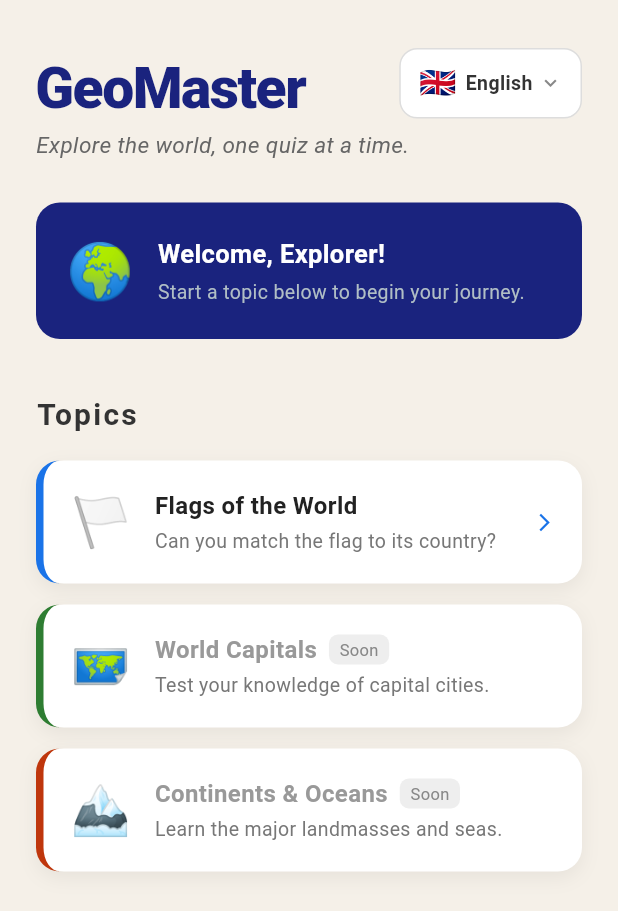
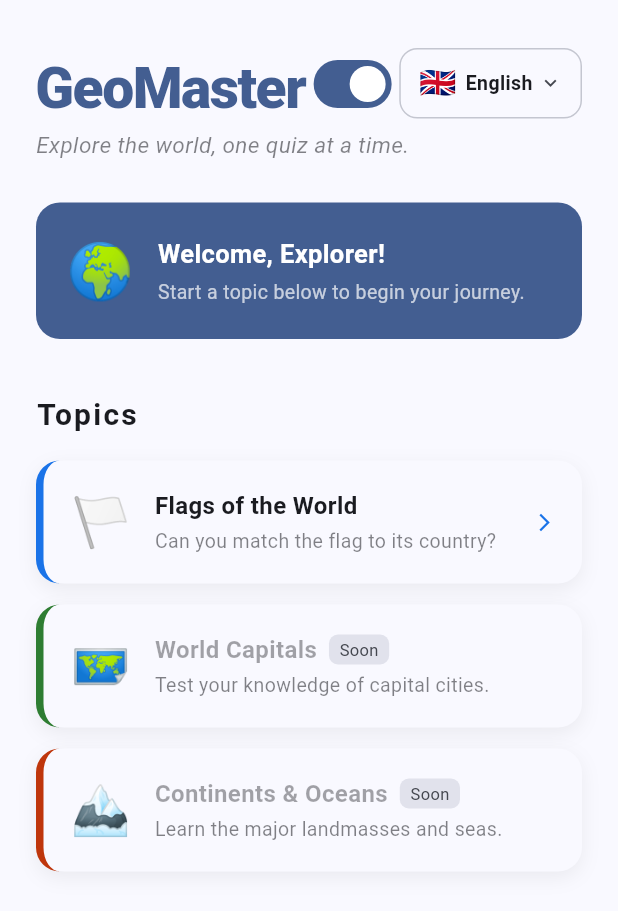
Before and after one commit to Thegeekeuhhhhhhh/GeoMaster, a Flutter app: the screen it shows after launch, on a phone screen of 412 x 824 dp. Shown: the top 911 px of the screen. Run offline on Flutter 3.47's test engine with Material 3 defaults, Android fonts, the phone set to English and light mode, and no system bars; our stand-ins replace shared_preferences; Roboto replaces fonts that are missing (Georgia).

Commit message:
fix(dark-theme): Added dark theme + Fixed answers display while working on flags

```diff
--- a/geo_master/lib/main.dart
+++ b/geo_master/lib/main.dart
@@ -16,8 +16,10 @@ class GeoMasterApp extends StatefulWidget {
 
 class _GeoMasterAppState extends State<GeoMasterApp> {
   AppLanguage _language = AppLanguage.english;
+  bool _theme = true;
 
   void _setLanguage(AppLanguage lang) => setState(() => _language = lang);
+  void _setTheme(bool theme) => setState(() => _theme = theme);
 
   @override
   Widget build(BuildContext context) {
@@ -32,9 +34,20 @@ class _GeoMasterAppState extends State<GeoMasterApp> {
         fontFamily: 'Georgia',
         useMaterial3: true,
       ),
+      darkTheme: ThemeData(
+        colorScheme: ColorScheme.fromSeed(
+          seedColor: const Color(0xFF1A73E8),
+          brightness: Brightness.dark,
+        ),
+        fontFamily: 'Georgia',
+        useMaterial3: true,
+      ),
+      themeMode: _theme ? ThemeMode.light : ThemeMode.dark,
       home: HomePage(
         currentLanguage: _language,
         onLanguageChanged: _setLanguage,
+        currentTheme: _theme,
+        onThemeChanged: _setTheme,
         l10n: AppStrings.of(_language),
       ),
     );
--- a/geo_master/lib/pages/home_page.dart
+++ b/geo_master/lib/pages/home_page.dart
@@ -8,38 +8,47 @@ import '../enums/app_language.dart';
 class HomePage extends StatelessWidget {
   final AppLanguage currentLanguage;
   final ValueChanged<AppLanguage> onLanguageChanged;
+  final bool currentTheme;
+  final ValueChanged<bool> onThemeChanged;
   final AppStrings l10n;
 
   const HomePage({
     super.key,
     required this.currentLanguage,
     required this.onLanguageChanged,
+    required this.currentTheme,
+    required this.onThemeChanged,
     required this.l10n,
   });
 
   @override
   Widget build(BuildContext context) {
+    final colorScheme = Theme.of(context).colorScheme;
+
     return Scaffold(
-      backgroundColor: const Color(0xFFF5F0E8),
+      backgroundColor: colorScheme.surface,
       body: SafeArea(
         child: SingleChildScrollView(
           padding: const EdgeInsets.symmetric(horizontal: 24, vertical: 32),
           child: Column(
             crossAxisAlignment: CrossAxisAlignment.start,
             children: [
-              // Header + language picker
               Row(
                 mainAxisAlignment: MainAxisAlignment.spaceBetween,
                 crossAxisAlignment: CrossAxisAlignment.start,
                 children: [
-                  const Text(
+                  Text(
                     'GeoMaster',
                     style: TextStyle(
                       fontSize: 38,
                       fontWeight: FontWeight.w900,
-                      color: Color(0xFF1A237E),
+                      color: colorScheme.primary,
                       letterSpacing: -1,
                     ),
+                  ),
+                  Switch(
+                    value: currentTheme,
+                    onChanged: (val) => onThemeChanged(val),
                   ),
                   LanguagePicker(
                     current: currentLanguage,
@@ -49,19 +58,19 @@ class HomePage extends StatelessWidget {
               ),
               Text(
                 l10n.tagline,
-                style: const TextStyle(
+                style: TextStyle(
                   fontSize: 15,
-                  color: Color(0xFF666666),
+                  color: colorScheme.onSurface.withOpacity(0.55),
                   fontStyle: FontStyle.italic,
                 ),
               ),
               const SizedBox(height: 28),
 
-              // Welcome
+              // Welcome banner
               Container(
                 padding: const EdgeInsets.all(20),
                 decoration: BoxDecoration(
-                  color: const Color(0xFF1A237E),
+                  color: colorScheme.primary,
                   borderRadius: BorderRadius.circular(16),
                 ),
                 child: Row(
@@ -74,8 +83,8 @@ class HomePage extends StatelessWidget {
                         children: [
                           Text(
                             l10n.welcomeTitle,
-                            style: const TextStyle(
-                              color: Colors.white,
+                            style: TextStyle(
+                              color: colorScheme.onPrimary,
                               fontSize: 17,
                               fontWeight: FontWeight.bold,
                             ),
@@ -83,8 +92,8 @@ class HomePage extends StatelessWidget {
                           const SizedBox(height: 4),
                           Text(
                             l10n.welcomeSubtitle,
-                            style: const TextStyle(
-                              color: Color(0xFFB0BEC5),
+                            style: TextStyle(
+                              color: colorScheme.onPrimary.withOpacity(0.7),
                               fontSize: 13,
                             ),
                           ),
@@ -98,11 +107,11 @@ class HomePage extends StatelessWidget {
 
               Text(
                 l10n.topicsHeader,
-                style: const TextStyle(
+                style: TextStyle(
                   fontSize: 20,
                   fontWeight: FontWeight.bold,
                   letterSpacing: 1.5,
-                  color: Color(0xFF333333),
+                  color: colorScheme.onSurface,
                 ),
               ),
               const SizedBox(height: 16),
--- a/geo_master/lib/widgets/language_picker.dart
+++ b/geo_master/lib/widgets/language_picker.dart
@@ -14,6 +14,8 @@ class LanguagePicker extends StatelessWidget {
 
   @override
   Widget build(BuildContext context) {
+    final colorScheme = Theme.of(context).colorScheme;
+
     return GestureDetector(
       onTap: () => showModalBottomSheet(
         context: context,
@@ -31,9 +33,9 @@ class LanguagePicker extends StatelessWidget {
       child: Container(
         padding: const EdgeInsets.symmetric(horizontal: 12, vertical: 8),
         decoration: BoxDecoration(
-          color: Colors.white,
+          color: colorScheme.surface,
           borderRadius: BorderRadius.circular(12),
-          border: Border.all(color: const Color(0xFFDDDDDD)),
+          border: Border.all(color: colorScheme.outlineVariant),
         ),
         child: Row(
           mainAxisSize: MainAxisSize.min,
@@ -42,14 +44,18 @@ class LanguagePicker extends StatelessWidget {
             const SizedBox(width: 6),
             Text(
               current.label,
-              style: const TextStyle(
+              style: TextStyle(
                 fontSize: 13,
                 fontWeight: FontWeight.w600,
-                color: Color(0xFF333333),
+                color: colorScheme.onSurface,
               ),
             ),
             const SizedBox(width: 4),
-            const Icon(Icons.expand_more, size: 16, color: Color(0xFF888888)),
+            Icon(
+              Icons.expand_more,
+              size: 16,
+              color: colorScheme.onSurfaceVariant,
+            ),
           ],
         ),
       ),
--- a/geo_master/lib/widgets/topic_card.dart
+++ b/geo_master/lib/widgets/topic_card.dart
@@ -22,17 +22,19 @@ class TopicCard extends StatelessWidget {
 
   @override
   Widget build(BuildContext context) {
+    final colorScheme = Theme.of(context).colorScheme;
+
     return GestureDetector(
       onTap: comingSoon ? null : onTap,
       child: Container(
         padding: const EdgeInsets.all(18),
         decoration: BoxDecoration(
-          color: Colors.white,
+          color: colorScheme.surface,
           borderRadius: BorderRadius.circular(16),
           border: Border(left: BorderSide(color: accentColor, width: 5)),
           boxShadow: [
             BoxShadow(
-              color: Colors.black.withOpacity(0.06),
+              color: colorScheme.shadow.withOpacity(0.06),
               blurRadius: 10,
               offset: const Offset(0, 4),
             ),
@@ -54,8 +56,8 @@ class TopicCard extends StatelessWidget {
                           fontSize: 16,
                           fontWeight: FontWeight.bold,
                           color: comingSoon
-                              ? const Color(0xFF999999)
-                              : const Color(0xFF222222),
+                              ? colorScheme.onSurface.withOpacity(0.4)
+                              : colorScheme.onSurface,
                         ),
                       ),
                       if (comingSoon) ...[
@@ -66,14 +68,14 @@ class TopicCard extends StatelessWidget {
                             vertical: 2,
                           ),
                           decoration: BoxDecoration(
-                            color: const Color(0xFFEEEEEE),
+                            color: colorScheme.surfaceVariant,
                             borderRadius: BorderRadius.circular(6),
                           ),
                           child: Text(
                             comingSoonLabel,
-                            style: const TextStyle(
+                            style: TextStyle(
                               fontSize: 11,
-                              color: Color(0xFF888888),
+                              color: colorScheme.onSurfaceVariant,
                             ),
                           ),
                         ),
@@ -83,9 +85,9 @@ class TopicCard extends StatelessWidget {
                   const SizedBox(height: 3),
                   Text(
                     description,
-                    style: const TextStyle(
+                    style: TextStyle(
                       fontSize: 13,
-                      color: Color(0xFF777777),
+                      color: colorScheme.onSurface.withOpacity(0.55),
                     ),
                   ),
                 ],
```
Also changed, not shown: geo_master/lib/widgets/flags_quiz_page_state.dart (+83 -52 lines).
